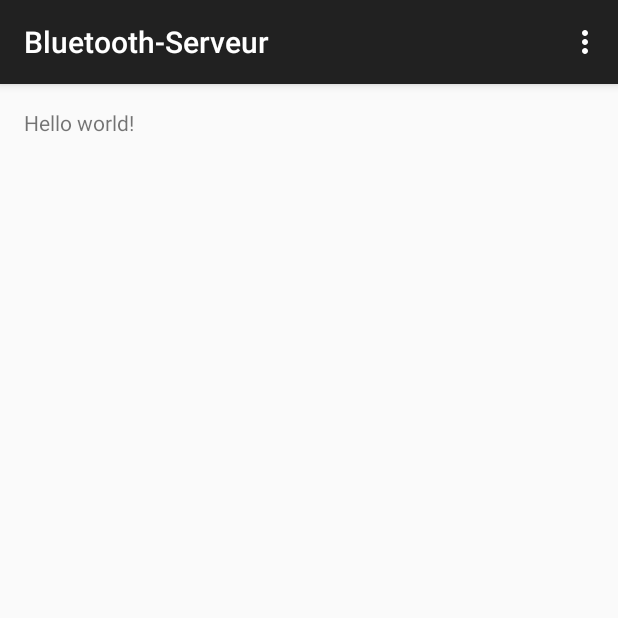
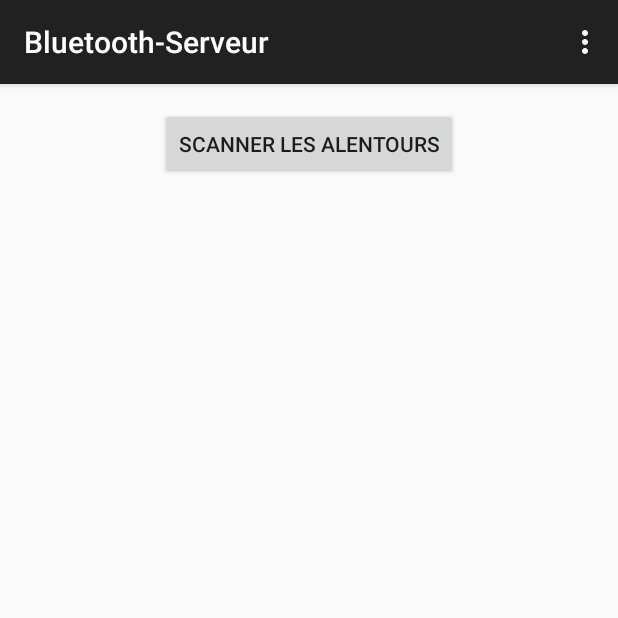
Before and after one commit to maximegens/Bluetooth-Serveur, an Android app: the screen it shows after launch (MainActivity), on a phone screen of 412 x 824 dp, the top half of it. Run offline under Robolectric (Android 15) with nearby library versions, the phone set to English and light mode, and no system bars.

Commit message:
Ajout de la recherche de devices par Bluetooth

```diff
--- a/app/src/main/AndroidManifest.xml
+++ b/app/src/main/AndroidManifest.xml
@@ -1,6 +1,10 @@
 <?xml version="1.0" encoding="utf-8"?>
 <manifest xmlns:android="http://schemas.android.com/apk/res/android"
     package="com.bleutoothserveur.maxime.bluetooth_serveur" >
+
+    <uses-permission android:name="android.permission.BLUETOOTH" />
+    <uses-permission android:name="android.permission.BLUETOOTH_ADMIN" />
+
 
     <application
         android:allowBackup="true"
--- a/app/src/main/java/com/bleutoothserveur/maxime/bluetooth_serveur/MainActivity.java
+++ b/app/src/main/java/com/bleutoothserveur/maxime/bluetooth_serveur/MainActivity.java
@@ -1,25 +1,108 @@
 package com.bleutoothserveur.maxime.bluetooth_serveur;
 
+import android.bluetooth.BluetoothAdapter;
+import android.bluetooth.BluetoothDevice;
+import android.content.BroadcastReceiver;
+import android.content.Context;
+import android.content.Intent;
+import android.content.IntentFilter;
 import android.support.v7.app.ActionBarActivity;
 import android.os.Bundle;
 import android.support.v7.app.AppCompatActivity;
+import android.util.Log;
 import android.view.Menu;
 import android.view.MenuItem;
+import android.view.View;
+import android.widget.Button;
+import android.widget.TextView;
+import android.widget.Toast;
 
 
 public class MainActivity extends AppCompatActivity {
+
+    private final static int REQUEST_CODE_ENABLE_BLUETOOTH = 0;
+    private BluetoothAdapter mBluetoothAdapter;
+    private Button buttonScanner;
+    private TextView listBT;
+
 
     @Override
     protected void onCreate(Bundle savedInstanceState) {
         super.onCreate(savedInstanceState);
         setContentView(R.layout.activity_main);
+        buttonScanner = (Button)findViewById(R.id.buttonScanner);
+        listBT = (TextView)findViewById(R.id.listBT);
+
+        // Vérification de la présence du Bluetooth.
+        mBluetoothAdapter = BluetoothAdapter.getDefaultAdapter();
+        if (mBluetoothAdapter == null) {
+            Toast.makeText(getApplicationContext(),"Vous ne possédez pas le Bluetooth sur votre appareil", Toast.LENGTH_SHORT).show();
+            buttonScanner.setEnabled(false);
+        }else{
+            if (!mBluetoothAdapter.isEnabled()) {
+                Intent enableBtIntent = new Intent(BluetoothAdapter.ACTION_REQUEST_ENABLE);
+                startActivityForResult(enableBtIntent, REQUEST_CODE_ENABLE_BLUETOOTH);
+            }
+        }
+
+        buttonScanner.setOnClickListener(new View.OnClickListener() {
+            @Override
+            public void onClick(View v) {
+                Log.v("Button","Lancement de la recherche");
+                mBluetoothAdapter.startDiscovery();
+            }
+        });
+
+
     }
+
+    @Override
+    protected void onActivityResult(int requestCode, int resultCode, Intent data) {
+        super.onActivityResult(requestCode, resultCode, data);
+        if (requestCode != REQUEST_CODE_ENABLE_BLUETOOTH)
+            return;
+        if (resultCode == RESULT_OK) {
+            // L'utilisation a activé le bluetooth
+            Toast.makeText(getApplicationContext(),"Vous avez activé le Bluetooth", Toast.LENGTH_SHORT).show();
+            // Abonnement au BroadcastReceiver
+            IntentFilter filter = new IntentFilter(BluetoothDevice.ACTION_FOUND);
+            IntentFilter intentFilter = new IntentFilter(BluetoothAdapter.ACTION_DISCOVERY_FINISHED);
+            registerReceiver(bluetoothReceiver, intentFilter);
+            registerReceiver(bluetoothReceiver, filter);
+            buttonScanner.setEnabled(true);
+        } else {
+            // L'utilisation n'a pas activé le bluetooth
+            Toast.makeText(getApplicationContext(),"Vous devez activer le Bluetooth pour scanner les devices aux alentours.", Toast.LENGTH_SHORT).show();
+            buttonScanner.setEnabled(false);
+        }
+    }
+
+    private final BroadcastReceiver bluetoothReceiver = new BroadcastReceiver() {
+        public void onReceive(Context context, Intent intent) {
+            String action = intent.getAction();
+            if (BluetoothDevice.ACTION_FOUND.equals(action)) {
+                BluetoothDevice device = intent.getParcelableExtra(BluetoothDevice.EXTRA_DEVICE);
+                Log.v("BroadcastReceiver", "nom : "+device.getName()+ " "+device.getAddress());
+                listBT.append(device.getName()+ " "+device.getAddress()+"\n");
+            }else if (BluetoothAdapter.ACTION_DISCOVERY_FINISHED.equals(action)){
+                Log.v("BroadcastReceiver","Fin de la recherche ");
+                mBluetoothAdapter.startDiscovery();
+            }
+        }
+    };
 
     @Override
     public boolean onCreateOptionsMenu(Menu menu) {
         // Inflate the menu; this adds items to the action bar if it is present.
         getMenuInflater().inflate(R.menu.menu_main, menu);
         return true;
+    }
+
+    @Override
+    protected void onDestroy() {
+        super.onDestroy();
+        mBluetoothAdapter.cancelDiscovery();
+        unregisterReceiver(bluetoothReceiver);
     }
 
     @Override
--- a/app/src/main/res/layout/activity_main.xml
+++ b/app/src/main/res/layout/activity_main.xml
@@ -9,9 +9,21 @@
     android:paddingBottom="@dimen/activity_vertical_margin"
     tools:context=".MainActivity">
 
+    <Button
+        android:layout_width="wrap_content"
+        android:layout_height="wrap_content"
+        android:text="Scanner les alentours"
+        android:id="@+id/buttonScanner"
+        android:layout_centerHorizontal="true"
+     />
+
     <TextView
-        android:text="@string/hello_world"
         android:layout_width="wrap_content"
-        android:layout_height="wrap_content" />
+        android:layout_height="wrap_content"
+        android:layout_below="@+id/buttonScanner"
+        android:id="@+id/listBT"
+        android:layout_centerHorizontal="true"
+        />
+
 
 </RelativeLayout>
```
